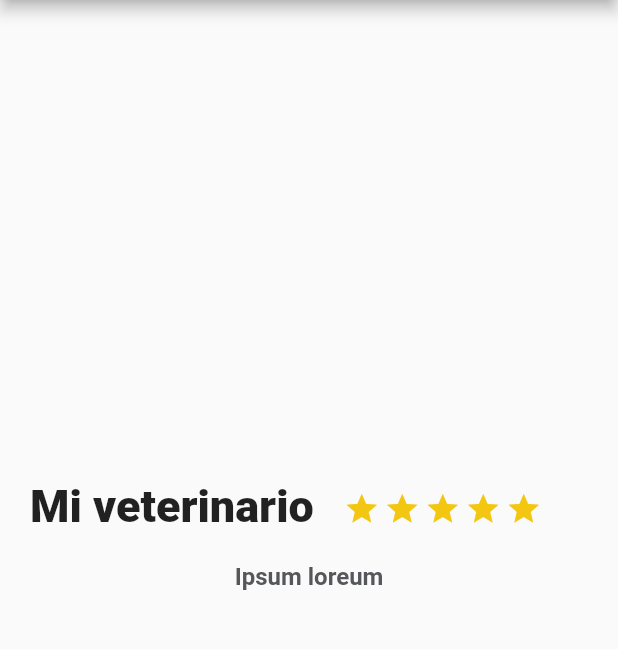
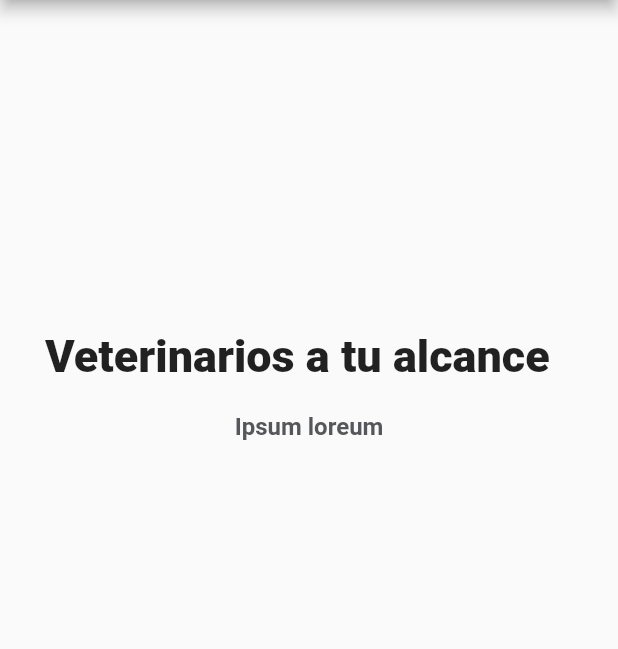
Before and after one commit to LlamitaVet/LlamitaVet-App, a Flutter app: the screen it shows after launch, on a phone screen of 412 x 824 dp, the part 84-733 px from its top. Run offline on Flutter 3.47's test engine with Material 2 defaults, Android fonts, the phone set to English and light mode, and no system bars.

Commit message:
Landing page

```diff
--- a/lib/intro.dart
+++ b/lib/intro.dart
@@ -1,11 +1,12 @@
 import 'package:flutter/material.dart';
 
-class Intro extends StatelessWidget {
+class DescriptionIntro extends StatelessWidget {
 
-  String introTitle;
-  String descriptionVeterinary;
+  String nameIntro;
+  int stars;
+  String descriptionIntro;
 
-  Intro(this.introTitle, this.descriptionVeterinary);
+  DescriptionIntro(this.nameIntro, this.stars, this.descriptionIntro);
 
 
 
@@ -13,7 +14,27 @@ class Intro extends StatelessWidget {
   Widget build(BuildContext context) {
     // TODO: implement build
 
+    final title_stars = Row (
+      children: <Widget>[
+        Container (
+          margin: EdgeInsets.only(
+              top: 220.0,
+              left: 30.0,
+              right: 20.0
+          ),
 
+          child: Text(
+            nameIntro,
+            style: TextStyle(
+                fontSize: 30.0,
+                fontWeight: FontWeight.w900
+            ),
+            textAlign: TextAlign.left,
+          ),
+
+        ),
+      ],
+    );
 
     final description = Container(
       margin: new EdgeInsets.only(
@@ -23,7 +44,7 @@ class Intro extends StatelessWidget {
 
       ),
       child: new Text(
-        descriptionVeterinary,
+        descriptionIntro,
         style: const TextStyle(
             fontSize: 16.0,
             fontWeight: FontWeight.bold,
@@ -35,6 +56,7 @@ class Intro extends StatelessWidget {
 
     return Column(
       children: <Widget>[
+        title_stars,
         description
       ],
     );
--- a/lib/main.dart
+++ b/lib/main.dart
@@ -1,6 +1,6 @@
 import 'package:flutter/material.dart';
 import 'description_veterinary.dart';
-//import 'intro.dart';
+import 'intro.dart';
 
 void main() {
   runApp(const MyApp());
@@ -30,7 +30,8 @@ class MyApp extends StatelessWidget {
         appBar: AppBar(
           title: Text("LlamitaVet"),
         ),
-        body: new DescriptionVeterinary("Mi veterinario", 5, "Ipsum loreum")
+        //body: new DescriptionVeterinary("Mi veterinario", 5, "Ipsum loreum"),
+        body: new DescriptionIntro("Veterinarios a tu alcance", 5, "Ipsum loreum"),
       ) //MyHomePage(title: 'Flutter Demo Home Page'),
     );
   }
```
